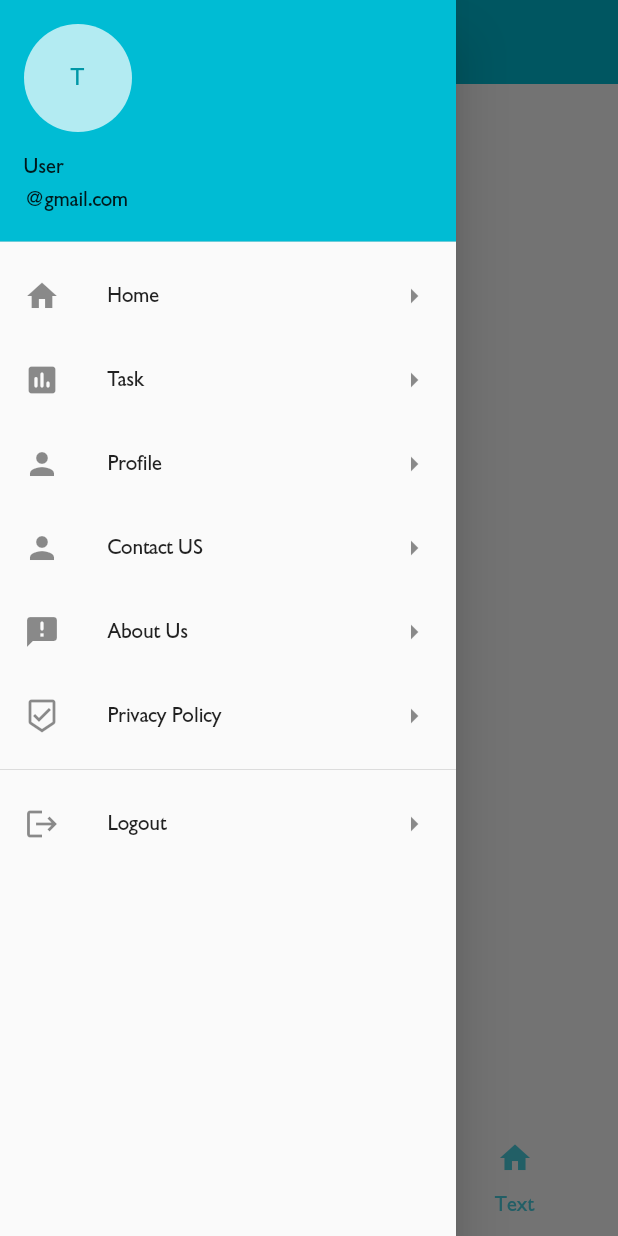
After one commit to ozzi0032/PROWORK, a Flutter app: the MainTabs screen opened directly, in the side drawer, after a tap on "Task", on a phone screen of 412 x 824 dp. The commit adds this screen. Run offline on Flutter 3.47's test engine with Material 2 defaults, Android fonts, the phone set to English and light mode, and no system bars; our stand-ins replace after_layout, cloud_firestore, firebase_core, get_it, image_picker; missing offline and left inert: grouped_buttons; accounts and stored records are empty; statements that could not run were skipped.

Commit message:
provider architecture + code struct

```diff
--- /dev/null
+++ b/lib/enum/enum_viewState.dart
@@ -0,0 +1 @@
+enum ViewState { Idle, Busy }
--- /dev/null
+++ b/lib/menu.dart
@@ -0,0 +1,56 @@
+import 'package:flutter/material.dart';
+
+class MenuBar extends StatelessWidget {
+  @override
+  Widget build(BuildContext context) {
+    return ListView(
+      children: [
+        UserAccountsDrawerHeader(
+          accountName: Text("User"),
+          accountEmail: Text("@gmail.com"),
+          currentAccountPicture: CircleAvatar(
+            backgroundColor: Colors.white70,
+            child: Text("T"),
+          ),
+        ),
+        ListTile(
+          leading: Icon(Icons.home),
+          title: Text("Home"),
+          trailing: Icon(Icons.arrow_right),
+        ),
+        ListTile(
+          leading: Icon(Icons.assessment_rounded),
+          title: Text("Task"),
+          trailing: Icon(Icons.arrow_right),
+          onTap: () {},
+        ),
+        ListTile(
+            leading: Icon(Icons.person),
+            title: Text("Profile"),
+            trailing: Icon(Icons.arrow_right),
+            onTap: () {}),
+        ListTile(
+          leading: Icon(Icons.person),
+          title: Text("Contact US"),
+          trailing: Icon(Icons.arrow_right),
+        ),
+        ListTile(
+          leading: Icon(Icons.announcement_rounded),
+          title: Text("About Us"),
+          trailing: Icon(Icons.arrow_right),
+        ),
+        ListTile(
+          leading: Icon(Icons.beenhere_outlined),
+          title: Text("Privacy Policy"),
+          trailing: Icon(Icons.arrow_right),
+        ),
+        Divider(),
+        ListTile(
+            leading: Icon(Icons.logout),
+            title: Text("Logout"),
+            trailing: Icon(Icons.arrow_right),
+            onTap: () {}),
+      ],
+    );
+  }
+}
--- /dev/null
+++ b/lib/tabbar.dart
@@ -0,0 +1,171 @@
+import 'package:PROWORK/menu.dart';
+import 'package:after_layout/after_layout.dart';
+import 'package:flutter/material.dart';
+
+import 'serproprofile.dart';
+
+class MainTabControlDelegate {
+  int index;
+  Function(String nameTab) changeTab;
+  Function(int index) tabAnimateTo;
+
+  static MainTabControlDelegate _instance;
+  static MainTabControlDelegate getInstance() {
+    return _instance ??= MainTabControlDelegate._();
+  }
+
+  MainTabControlDelegate._();
+}
+
+class MainTabs extends StatefulWidget {
+  final bool isBuyer;
+  MainTabs({this.isBuyer = true});
+  @override
+  _MainTabsState createState() => _MainTabsState();
+}
+
+class _MainTabsState extends State<MainTabs>
+    with SingleTickerProviderStateMixin, AfterLayoutMixin {
+  final GlobalKey<ScaffoldState> _scaffoldKey = GlobalKey<ScaffoldState>();
+
+  final List<Widget> _tabView = [];
+  TabController tabController;
+
+  @override
+  void afterFirstLayout(BuildContext context) {
+    loadTabBar(context);
+  }
+
+  void loadTabBar(context) {
+    List<Widget> _buyerTabs = [
+      Center(
+        child: Text("Home Buyer"),
+      ),
+      Center(
+        child: Text("Tasks Buyer"),
+      ),
+      Center(child: Profile())
+    ];
+
+    List<Widget> _providerTabs = [
+      Center(
+        child: Text("Provider Home"),
+      ),
+      Center(
+        child: Text("Provider Tasks"),
+      ),
+      Center(child: Profile())
+    ];
+
+    if (widget.isBuyer) {
+      _buyerTabs.forEach((element) {
+        _tabView.add(element);
+      });
+    } else {
+      _providerTabs.forEach((element) {
+        _tabView.add(element);
+      });
+    }
+
+    setState(() {
+      tabController = TabController(length: _tabView.length, vsync: this);
+    });
+
+    if (MainTabControlDelegate.getInstance().index != null) {
+      tabController.animateTo(MainTabControlDelegate.getInstance().index);
+    } else {
+      MainTabControlDelegate.getInstance().index = 0;
+    }
+  }
+
+  @override
+  void initState() {
+    MainTabControlDelegate.getInstance().tabAnimateTo = (int index) {
+      tabController?.animateTo(index);
+    };
+    super.initState();
+  }
+
+  @override
+  void dispose() {
+    tabController?.dispose();
+    super.dispose();
+  }
+
+  @override
+  Widget build(BuildContext context) {
+    final screenSize = MediaQuery.of(context).size;
+    return Scaffold(
+      resizeToAvoidBottomInset: false,
+      key: _scaffoldKey,
+      appBar: AppBar(elevation: 0.0, backgroundColor: Colors.cyan),
+      drawer: Drawer(
+        child: MenuBar(),
+      ),
+      body: WillPopScope(
+        onWillPop: () async {
+          if (tabController.index != 0) {
+            tabController.animateTo(0);
+            return false;
+          } else {
+            return showDialog(
+                  context: context,
+                  builder: (context) => AlertDialog(
+                    title: Text('Are you sure'),
+                    content: Text('Really want to leave the app?'),
+                    actions: <Widget>[
+                      TextButton(
+                        onPressed: () => Navigator.of(context).pop(false),
+                        child: Text('No'),
+                      ),
+                      TextButton(
+                        onPressed: () => Navigator.of(context).pop(true),
+                        child: Text('Yes'),
+                      ),
+                    ],
+                  ),
+                ) ??
+                false;
+          }
+        },
+        child: TabBarView(
+          controller: tabController,
+          physics: const NeverScrollableScrollPhysics(),
+          children: _tabView,
+        ),
+      ),
+      bottomNavigationBar: SafeArea(
+        top: false,
+        child: Container(
+          width: screenSize.width,
+          child: FittedBox(
+            child: Container(
+              width: screenSize.width /
+                  (2 / (screenSize.height / screenSize.width)),
+              child: TabBar(
+                controller: tabController,
+                tabs: renderTabbar(),
+                isScrollable: false,
+                labelColor: Theme.of(context).primaryColor,
+                indicatorSize: TabBarIndicatorSize.label,
+                indicatorPadding: const EdgeInsets.all(4.0),
+                indicatorColor: Theme.of(context).primaryColor,
+              ),
+            ),
+          ),
+        ),
+      ),
+    );
+  }
+
+  List<Widget> renderTabbar() {
+    List<Widget> list = [];
+    for (var i = 0; i < _tabView.length; i++) {
+      list.add(Tab(
+        icon: Icon(Icons.home),
+        text: 'Text',
+      ));
+    }
+    return list;
+  }
+}
--- /dev/null
+++ b/lib/viewmodel/login_viewmodel.dart
@@ -0,0 +1,3 @@
+import 'package:PROWORK/viewmodel/base_viewmodel.dart';
+
+class LoginViewModel extends BaseViewModel {}
--- a/lib/widgetuse.dart
+++ b/lib/widgets/appPrimaryButton.dart
@@ -1,8 +1,8 @@
 import 'package:flutter/material.dart';
 
-class Button extends StatelessWidget {
+class AppButton extends StatelessWidget {
   final String title;
-  Button({@required this.title});
+  AppButton({@required this.title});
 
   @override
   Widget build(BuildContext context) {
@@ -13,7 +13,7 @@ class Button extends StatelessWidget {
         borderRadius: BorderRadius.circular(10.0),
         shadowColor: Colors.cyanAccent,
         color: Colors.cyan,
-        elevation: 7.0,
+        elevation: 5.0,
         child: Center(
           child: Text(title,
               style: TextStyle(
--- a/pubspec.yaml
+++ b/pubspec.yaml
@@ -24,9 +24,11 @@ dependencies:
   flutter:
     sdk: flutter
   grouped_buttons: ^1.0.4
-  splashscreen: ^1.2.0
   image_picker: ^0.6.7+14
+  after_layout: ^1.0.7+2
+  get_it: ^6.0.0
   cloud_firestore: ^0.14.0
+  firebase_core: any
 
 
 
```
Also changed, not shown: lib/home.dart (deleted, +0 -118 lines), lib/locator.dart (added, +8 -0 lines), lib/main.dart (+7 -5 lines), lib/model/model_user.dart (added, +27 -0 lines), lib/router.dart (added, +34 -0 lines), lib/screens/onboarding.dart (renamed from lib/login.dart, +10 -15 lines), lib/screens/otp.dart (renamed from lib/opt.dart, +18 -9 lines), lib/screens/phonelogin.dart (renamed from lib/phonelogin.dart, +9 -34 lines), lib/screens/splashscreen.dart (renamed from lib/splashscreen.dart, +8 -15 lines), lib/serviceproviderprofile.dart (+6 -8 lines), lib/viewmodel/base_viewmodel.dart (added, +13 -0 lines), pubspec.lock, 2 other files.
